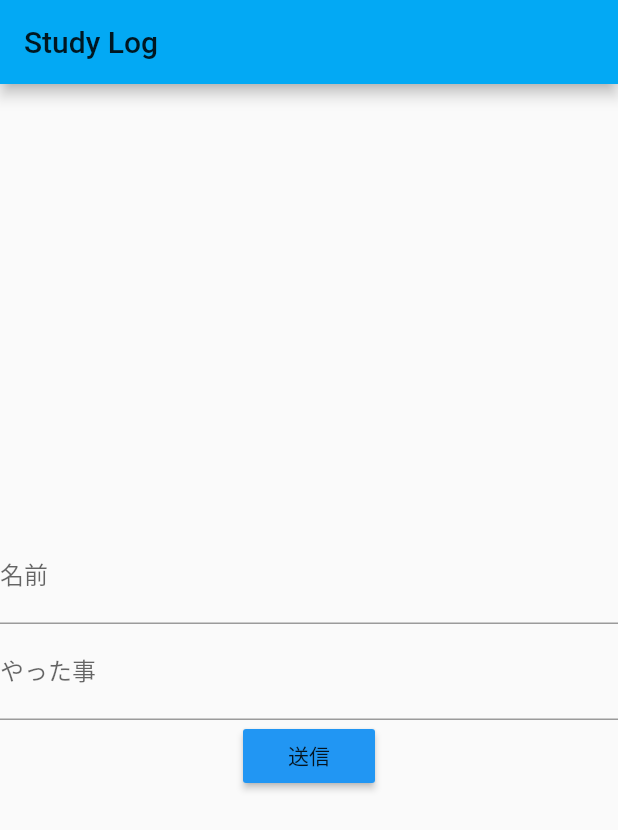
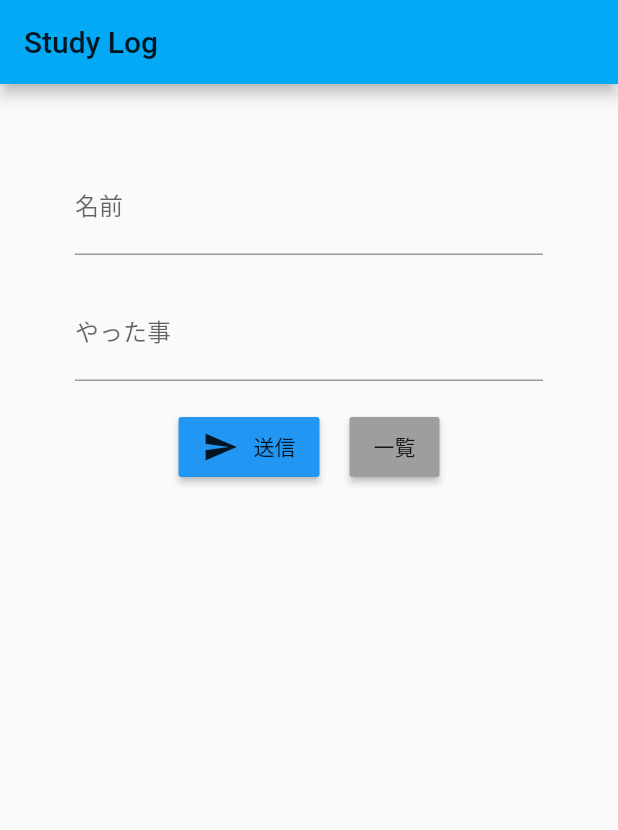
Before and after one commit to nanakamado/studyLogApp, a Flutter app: the screen it shows after launch, after a tap on "送信", on a phone screen of 412 x 824 dp. Shown: the top 830 px of the screen. Run offline on Flutter 3.47's test engine with Material 2 defaults, Android fonts, the phone set to English and light mode, and no system bars.

Commit message:
update: formのデザインをアップデートした

```diff
--- a/study_log_app/lib/main.dart
+++ b/study_log_app/lib/main.dart
@@ -28,7 +28,7 @@ class MyHomePage extends StatefulWidget {
 }
 
 class commentRequest {
-  final String userId;
+  final int userId;
   final String comment;
   commentRequest({
     this.userId,
@@ -43,8 +43,6 @@ class commentRequest {
 class _MyHomePageState extends State<MyHomePage> {
   String _userId = '';
   String _comment = '';
-
-
   @override
   Widget build(BuildContext context) {
     return Scaffold(
@@ -52,10 +50,10 @@ class _MyHomePageState extends State<MyHomePage> {
         title: Text(widget.title),
       ),
       body: Center(
+        child: Container(
+          padding: const EdgeInsets.all(50.0),
           child: Column(
-          mainAxisAlignment: MainAxisAlignment.center,
             children: <Widget>[
-
               new TextFormField(
                 enabled: true,
                 obscureText: false,
@@ -64,6 +62,7 @@ class _MyHomePageState extends State<MyHomePage> {
                     labelText: "名前"
                 ),
               ),
+              SizedBox(height: 20.0),
               new TextFormField(
                 enabled: true,
                 obscureText: false,
@@ -72,19 +71,48 @@ class _MyHomePageState extends State<MyHomePage> {
                     labelText:"やった事"
                 ),
               ),
+              SizedBox(height: 20.0),
+              ButtonTheme(
+                minWidth: 20.0,
+                height:40.0,
+                child: Row(
+                  mainAxisAlignment: MainAxisAlignment.center,
+                  children: <Widget>[
                     RaisedButton(
                       onPressed: _submission,
                       color: Colors.blue,
-              child: const Text('送信'),
-            )
+                      child: Row(
+                        children: <Widget>[
+                          Icon(Icons.send,),
+                          SizedBox(width: 10.0,),
+                          Text("送信")
                         ],
                       ),
                     ),
+                    SizedBox(width: 20.0,),
+                    RaisedButton(
+                      onPressed: _getText,
+                      color: Colors.grey,
+                      child: const Text('一覧'),
+                    ),
+                  ],
+                ),
+              ),
+            ],
+          ),
+        ),
+      )
     );
   }
   void _submission() {
     // var request = new commentRequest(userId: this._userId, comment: this._comment);
-    var url = "http://127.0.0.0/commentStudyLog";
+    var url = "http://localhost:8080/commentStudyLog";
+    // print(request);
+    print(url);
+  }
+
+  void _getText() {
+    var url = "http://localhost:8080/";
     print(url);
   }
 
```
Also changed, not shown: 2 other files. Lines whose indentation alone changed are shown as unchanged.
